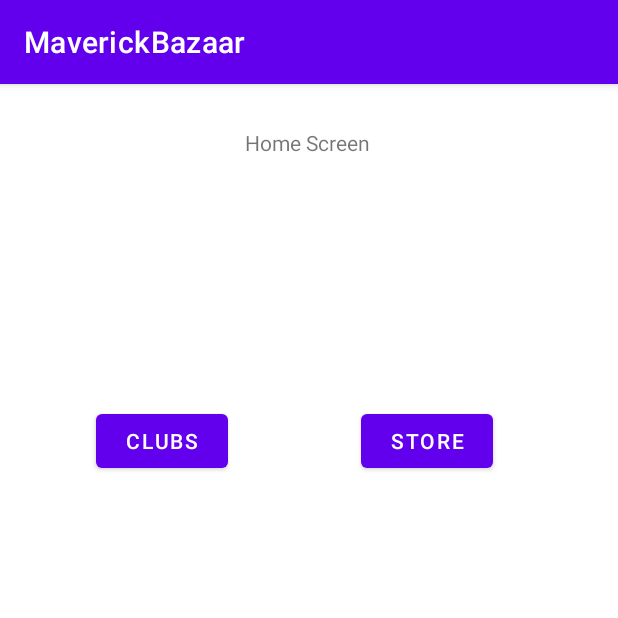
After one commit to ChauPhucNguyen/MaverickBazaar, an Android app: the HomeScreen screen opened directly, with no data from a screen before it, on a phone screen of 412 x 824 dp, the top half of it. The commit adds this screen. Run offline under Robolectric (Android 15) with nearby library versions, the phone set to English and light mode, and no system bars.

Commit message:
Prototyped homescreen

```diff
--- a/app/src/main/java/com/example/maverickbazaar/Clubs.java
+++ b/app/src/main/java/com/example/maverickbazaar/Clubs.java
@@ -15,6 +15,7 @@ public class Clubs extends AppCompatActivity {
         setContentView(R.layout.activity_clubs);
 
         final Button button = (Button) findViewById(R.id.buttonFormClub);
+
         button.setOnClickListener(v -> {
             // Code here executes on main thread after user presses button
             Toast.makeText(getApplicationContext() , "Opening Form", Toast.LENGTH_SHORT).show();
--- /dev/null
+++ b/app/src/main/java/com/example/maverickbazaar/HomeScreen.java
@@ -0,0 +1,33 @@
+package com.example.maverickbazaar;
+
+import androidx.appcompat.app.AppCompatActivity;
+
+import android.content.Intent;
+import android.os.Bundle;
+import android.widget.Button;
+import android.widget.Toast;
+
+public class HomeScreen extends AppCompatActivity {
+
+    @Override
+    protected void onCreate(Bundle savedInstanceState) {
+        super.onCreate(savedInstanceState);
+        setContentView(R.layout.activity_home_screen);
+
+        final Button buttonStore = (Button) findViewById(R.id.Store);
+        buttonStore.setOnClickListener(v -> {
+            // Code here executes on main thread after user presses button
+            Intent intent = new Intent(v.getContext(), Store.class);
+            startActivity(intent);
+        });
+
+        final Button buttonClubs = (Button) findViewById(R.id.Clubs);
+        buttonClubs.setOnClickListener(v -> {
+            // Code here executes on main thread after user presses button
+            Intent intent = new Intent(v.getContext(), Clubs.class);
+            startActivity(intent);
+        });
+
+    }
+
+}
--- /dev/null
+++ b/app/src/main/res/layout/activity_home_screen.xml
@@ -0,0 +1,44 @@
+<?xml version="1.0" encoding="utf-8"?>
+<androidx.constraintlayout.widget.ConstraintLayout xmlns:android="http://schemas.android.com/apk/res/android"
+    xmlns:app="http://schemas.android.com/apk/res-auto"
+    xmlns:tools="http://schemas.android.com/tools"
+    android:layout_width="match_parent"
+    android:layout_height="match_parent"
+    tools:context=".HomeScreen">
+
+    <Button
+        android:id="@+id/Clubs"
+        android:layout_width="wrap_content"
+        android:layout_height="wrap_content"
+        android:layout_marginEnd="24dp"
+        android:layout_marginBottom="506dp"
+        android:text="Clubs"
+        app:layout_constraintBottom_toBottomOf="parent"
+        app:layout_constraintEnd_toStartOf="@+id/Store"
+        app:layout_constraintStart_toStartOf="parent"
+        app:layout_constraintTop_toBottomOf="@+id/textView10" />
+
+    <Button
+        android:id="@+id/Store"
+        android:layout_width="wrap_content"
+        android:layout_height="wrap_content"
+        android:layout_marginEnd="19dp"
+        android:text="Store"
+        app:layout_constraintBaseline_toBaselineOf="@+id/Clubs"
+        app:layout_constraintEnd_toEndOf="parent"
+        app:layout_constraintStart_toEndOf="@+id/Clubs" />
+
+    <TextView
+        android:id="@+id/textView10"
+        android:layout_width="132dp"
+        android:layout_height="0dp"
+        android:layout_marginTop="29dp"
+        android:layout_marginBottom="123dp"
+        android:text="Home Screen"
+        app:layout_constraintBottom_toTopOf="@+id/Clubs"
+        app:layout_constraintEnd_toEndOf="parent"
+        app:layout_constraintHorizontal_bias="0.584"
+        app:layout_constraintStart_toStartOf="parent"
+        app:layout_constraintTop_toTopOf="parent" />
+
+</androidx.constraintlayout.widget.ConstraintLayout>
--- a/app/src/main/res/layout/activity_main.xml
+++ b/app/src/main/res/layout/activity_main.xml
@@ -70,4 +70,10 @@
         android:layout_height="wrap_content"
         android:layout_weight="5" />
 
+    <Button
+        android:id="@+id/enterHome"
+        android:layout_width="match_parent"
+        android:layout_height="wrap_content"
+        android:text="Button" />
+
 </LinearLayout>
```
Also changed, not shown: app/src/main/AndroidManifest.xml (+19 -3 lines), app/src/main/java/com/example/maverickbazaar/ListItem.java (added, +43 -0 lines), app/src/main/java/com/example/maverickbazaar/MainActivity.java (+11 -0 lines), app/src/main/java/com/example/maverickbazaar/Store.java (added, +40 -0 lines), app/src/main/java/com/example/maverickbazaar/addItemToCart.java (added, +14 -0 lines), app/src/main/res/drawable/round_button.xml (added, +13 -0 lines), app/src/main/res/layout/activity_add_item_to_cart.xml (added, +9 -0 lines), app/src/main/res/layout/activity_list_item.xml (added, +75 -0 lines), app/src/main/res/layout/activity_store.xml (added, +44 -0 lines), app/src/main/res/drawable/_1dijj1vgvl__ac_sy355_.jpg (added), 1 other file.
